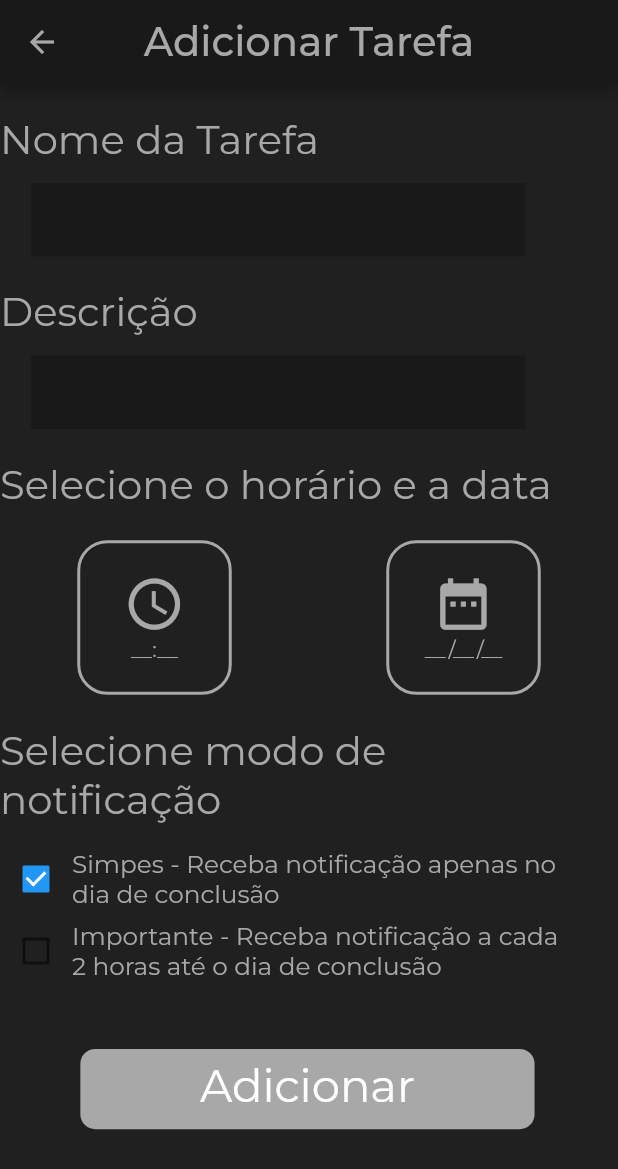
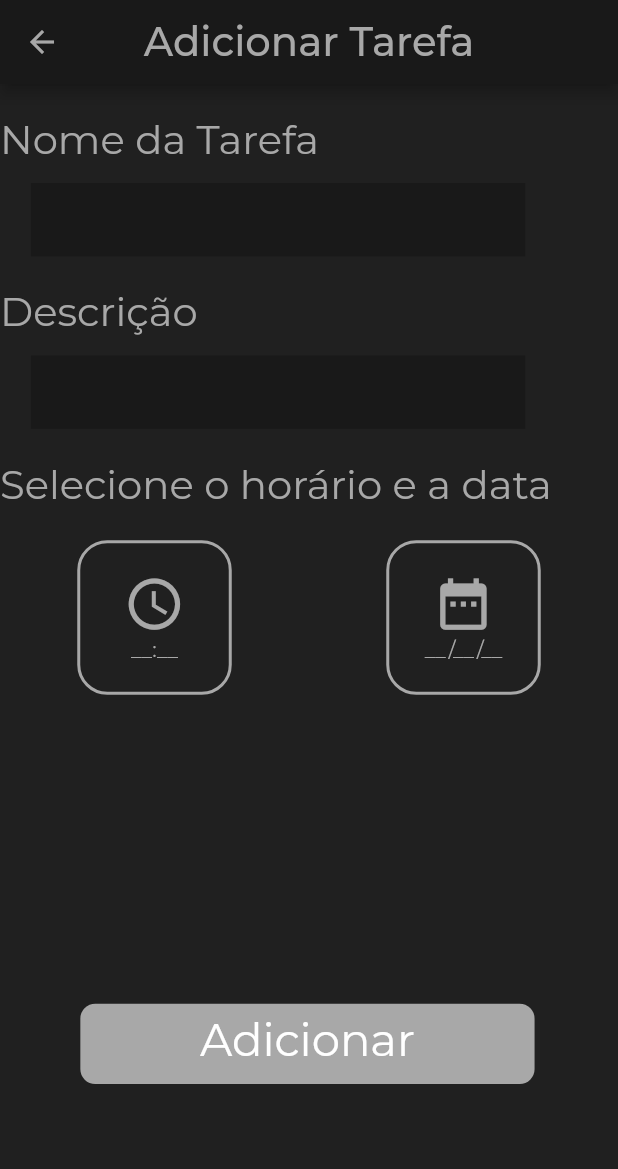
Before and after one commit to GuilhermeAugustoFT/Personal_Reminder, a Flutter app: the AddTaskPage screen opened by its route, on a phone screen of 412 x 824 dp. Shown: the top 1169 px of the screen. Run offline on Flutter 3.47's test engine with Material 2 defaults, Android fonts, the phone set to English and light mode, and no system bars; our stand-ins replace firebase_core, google_fonts, shared_preferences; missing offline and left inert: animated_card, onesignal_flutter; accounts and stored records are empty.

Commit message:
Remoção momentânea da opção de modo de notificação

```diff
--- a/personal_reminder/lib/pages/add_task_page.dart
+++ b/personal_reminder/lib/pages/add_task_page.dart
@@ -277,66 +277,66 @@ class _AddTaskPageState extends State<AddTaskPage> {
                   )
                 ],
               ),
-              AnimatedCard(
-                direction: AnimatedCardDirection.right,
-                child: Container(
-                  margin: EdgeInsets.only(
-                    top: size.width * 0.05,
-                  ),
-                  child: Text(
-                    "Selecione modo de notificação",
-                    style: GoogleFonts.montserrat(
-                      fontSize: size.width * 0.065,
-                      color: Color(0xFFA8A8A8),
-                    ),
-                  ),
-                ),
-              ),
-              SizedBox(
-                height: size.width * 0.03,
-              ),
-              AnimatedCard(
-                direction: AnimatedCardDirection.right,
-                child: Row(
-                  children: [
-                    Checkbox(
-                      value: simple,
-                      onChanged: (newValue) {
-                        simple = true;
-                        setState(() {});
-                      },
-                    ),
-                    Text(
-                      "Simpes - Receba notificação apenas no \ndia de conclusão",
-                      style: GoogleFonts.montserrat(
-                        fontSize: size.width * 0.04,
-                        color: Color(0xFFA8A8A8),
-                      ),
-                    ),
-                  ],
-                ),
-              ),
-              AnimatedCard(
-                direction: AnimatedCardDirection.right,
-                child: Row(
-                  children: [
-                    Checkbox(
-                      value: !simple,
-                      onChanged: (newValue) {
-                        simple = false;
-                        setState(() {});
-                      },
-                    ),
-                    Text(
-                      "Importante - Receba notificação a cada \n2 horas até o dia de conclusão",
-                      style: GoogleFonts.montserrat(
-                        fontSize: size.width * 0.04,
-                        color: Color(0xFFA8A8A8),
-                      ),
-                    ),
-                  ],
-                ),
-              ),
+              // AnimatedCard(
+              //   direction: AnimatedCardDirection.right,
+              //   child: Container(
+              //     margin: EdgeInsets.only(
+              //       top: size.width * 0.05,
+              //     ),
+              //     child: Text(
+              //       "Selecione modo de notificação",
+              //       style: GoogleFonts.montserrat(
+              //         fontSize: size.width * 0.065,
+              //         color: Color(0xFFA8A8A8),
+              //       ),
+              //     ),
+              //   ),
+              // ),
+              // SizedBox(
+              //   height: size.width * 0.03,
+              // ),
+              // AnimatedCard(
+              //   direction: AnimatedCardDirection.right,
+              //   child: Row(
+              //     children: [
+              //       Checkbox(
+              //         value: simple,
+              //         onChanged: (newValue) {
+              //           simple = true;
+              //           setState(() {});
+              //         },
+              //       ),
+              //       Text(
+              //         "Simpes - Receba notificação apenas no \ndia de conclusão",
+              //         style: GoogleFonts.montserrat(
+              //           fontSize: size.width * 0.04,
+              //           color: Color(0xFFA8A8A8),
+              //         ),
+              //       ),
+              //     ],
+              //   ),
+              // ),
+              // AnimatedCard(
+              //   direction: AnimatedCardDirection.right,
+              //   child: Row(
+              //     children: [
+              //       Checkbox(
+              //         value: !simple,
+              //         onChanged: (newValue) {
+              //           simple = false;
+              //           setState(() {});
+              //         },
+              //       ),
+              //       Text(
+              //         "Importante - Receba notificação a cada \n2 horas até o dia de conclusão",
+              //         style: GoogleFonts.montserrat(
+              //           fontSize: size.width * 0.04,
+              //           color: Color(0xFFA8A8A8),
+              //         ),
+              //       ),
+              //     ],
+              //   ),
+              // ),
               AnimatedCard(
                 direction: AnimatedCardDirection.bottom,
                 child: GestureDetector(
@@ -369,7 +369,7 @@ class _AddTaskPageState extends State<AddTaskPage> {
                   },
                   child: Container(
                     margin: EdgeInsets.only(
-                        top: size.width * 0.1, left: size.width * 0.13),
+                        top: size.width * 0.5, left: size.width * 0.13),
                     height: size.width * 0.13,
                     width: size.width * 0.735,
                     decoration: BoxDecoration(
--- a/personal_reminder/pubspec.yaml
+++ b/personal_reminder/pubspec.yaml
@@ -44,6 +44,7 @@ dev_dependencies:
   rxdart: ^0.23.1
   firebase_core: ^1.6.0
   onesignal_flutter: ^3.2.3
+  http: ^0.13.3
 
 flutter_icons:
   android: true
```
Also changed, not shown: personal_reminder/lib/controllers/TasksController.dart (+14 -0 lines), personal_reminder/lib/pages/edit_task_page.dart (+61 -61 lines), personal_reminder/pubspec.lock, 1 other file.
